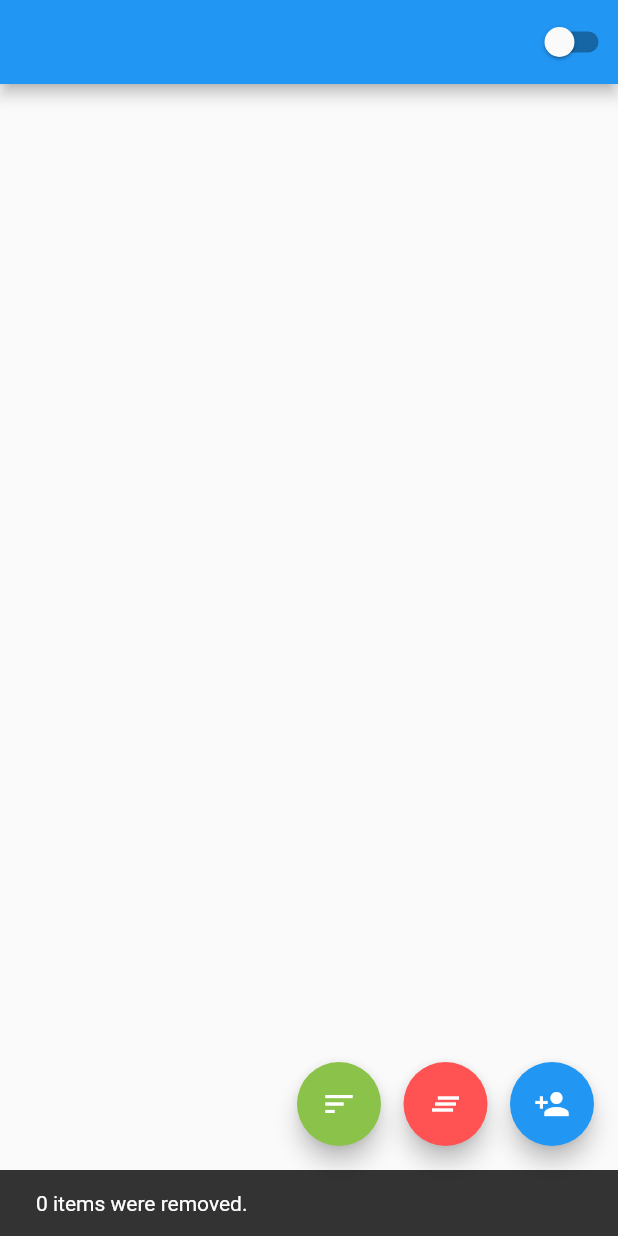
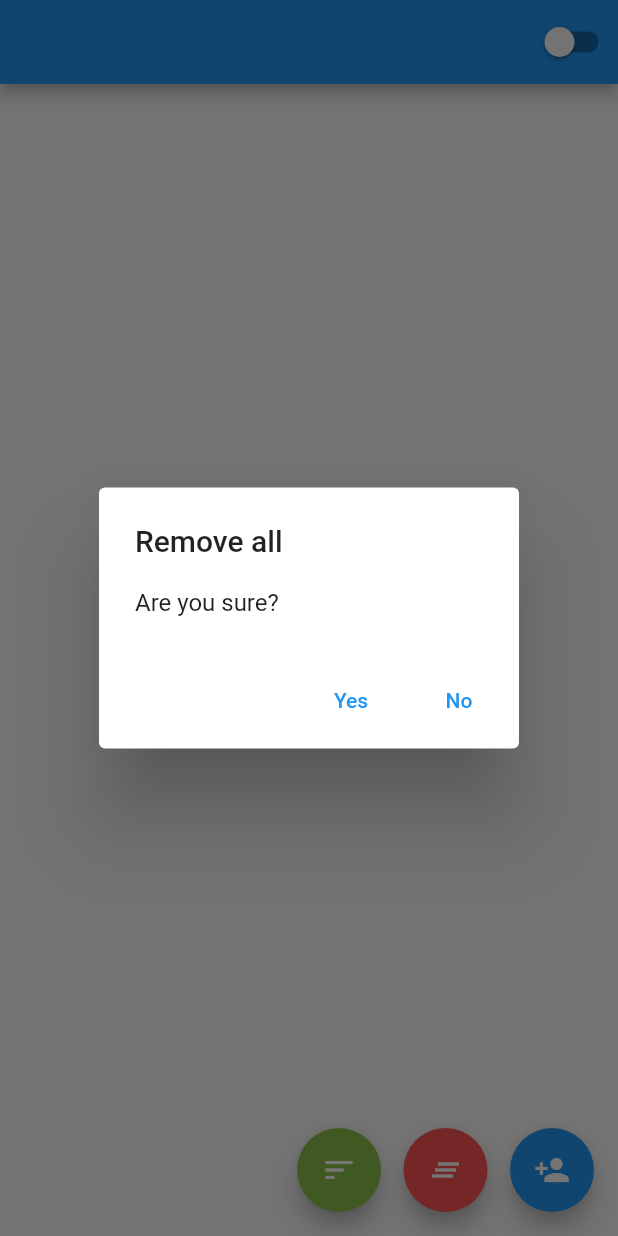
Before and after one commit to urielexis64/flutter_sembast_demo, a Flutter app: the screen it shows after launch, after a tap on the "clear all" icon, on a phone screen of 412 x 824 dp. Run offline on Flutter 3.47's test engine with Material 2 defaults, Android fonts, the phone set to English and light mode, and no system bars; our stand-ins replace faker, sembast.

Commit message:
add helpers

```diff
--- /dev/null
+++ b/lib/helpers/helpers.dart
@@ -0,0 +1,24 @@
+import 'package:flutter/material.dart';
+
+class Helpers {
+  static showYesNoDialog(
+      BuildContext context, String title, String content, Function() onYes) {
+    return showDialog(
+      context: context,
+      builder: (_) => AlertDialog(
+        title: Text(title),
+        content: Text(content),
+        actions: [
+          TextButton(
+            onPressed: onYes,
+            child: Text('Yes'),
+          ),
+          TextButton(
+            onPressed: () => Navigator.pop(context),
+            child: Text('No'),
+          ),
+        ],
+      ),
+    );
+  }
+}
--- a/lib/pages/home_page.dart
+++ b/lib/pages/home_page.dart
@@ -2,6 +2,7 @@ import 'package:flutter/material.dart';
 import 'package:sembast/sembast.dart';
 import 'package:sembast_demo/db/app_theme.dart';
 import 'package:sembast_demo/db/users_store.dart';
+import 'package:sembast_demo/helpers/helpers.dart';
 import 'package:sembast_demo/modesl/user.dart';
 
 class HomePage extends StatefulWidget {
@@ -28,33 +29,25 @@ class _HomePageState extends State<HomePage> {
   }
 
   _removeAll() async {
+    Helpers.showYesNoDialog(context, 'Remove all', 'Are you sure?', () async {
       final removeCount = await UsersStore.instance.removeAll();
       users.clear();
       setState(() {});
+      Navigator.pop(context);
       ScaffoldMessenger.of(context).showSnackBar(
           SnackBar(content: Text('$removeCount items were removed.')));
+    });
   }
 
   _removeById(id) async {
-    showDialog(
-      context: context,
-      builder: (context) => AlertDialog(
-        title: Text('Are you sure?'),
-        actions: [
-          TextButton(
-              onPressed: () async {
+    Helpers.showYesNoDialog(context, 'Remove user', 'Are you sure?', () async {
       await UsersStore.instance.removeById(id);
       users.removeWhere((user) => user.id == id);
       setState(() {});
       Navigator.pop(context);
-                ScaffoldMessenger.of(context).showSnackBar(
-                    SnackBar(content: Text('User removed successfully.')));
-              },
-              child: Text('Yes')),
-          TextButton(onPressed: () => Navigator.pop(context), child: Text('No'))
-        ],
-      ),
-    );
+      ScaffoldMessenger.of(context)
+          .showSnackBar(SnackBar(content: Text('User removed successfully.')));
+    });
   }
 
   @override
@@ -93,6 +86,7 @@ class _HomePageState extends State<HomePage> {
           FloatingActionButton(
             onPressed: _load,
             heroTag: 'reload',
+            tooltip: 'Sort by name',
             child: Icon(
               Icons.sort,
               color: Colors.white,
@@ -104,6 +98,7 @@ class _HomePageState extends State<HomePage> {
           ),
           FloatingActionButton(
             onPressed: _removeAll,
+            tooltip: 'Clear all users',
             heroTag: 'clear',
             child: Icon(
               Icons.clear_all,
@@ -115,6 +110,7 @@ class _HomePageState extends State<HomePage> {
             width: 15,
           ),
           FloatingActionButton(
+            tooltip: 'Add user',
             onPressed: _add,
             heroTag: 'add',
             child: Icon(
```
Lines whose indentation alone changed are shown as unchanged.
